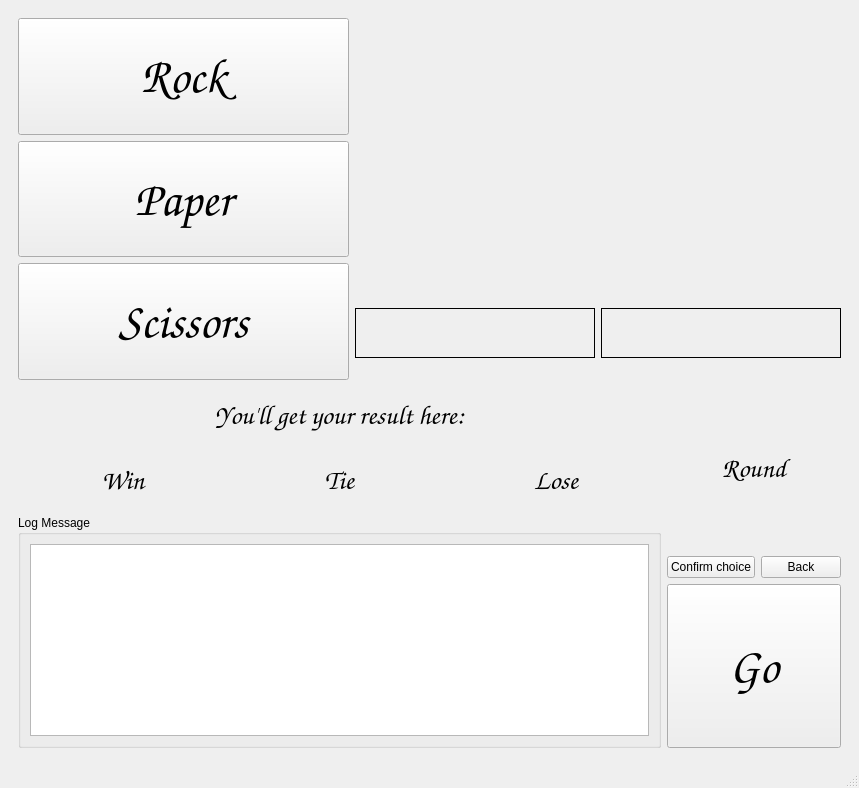
DucDung-oreo/rock_paper_scissors, file mainwindow.ui: the form before one commit.
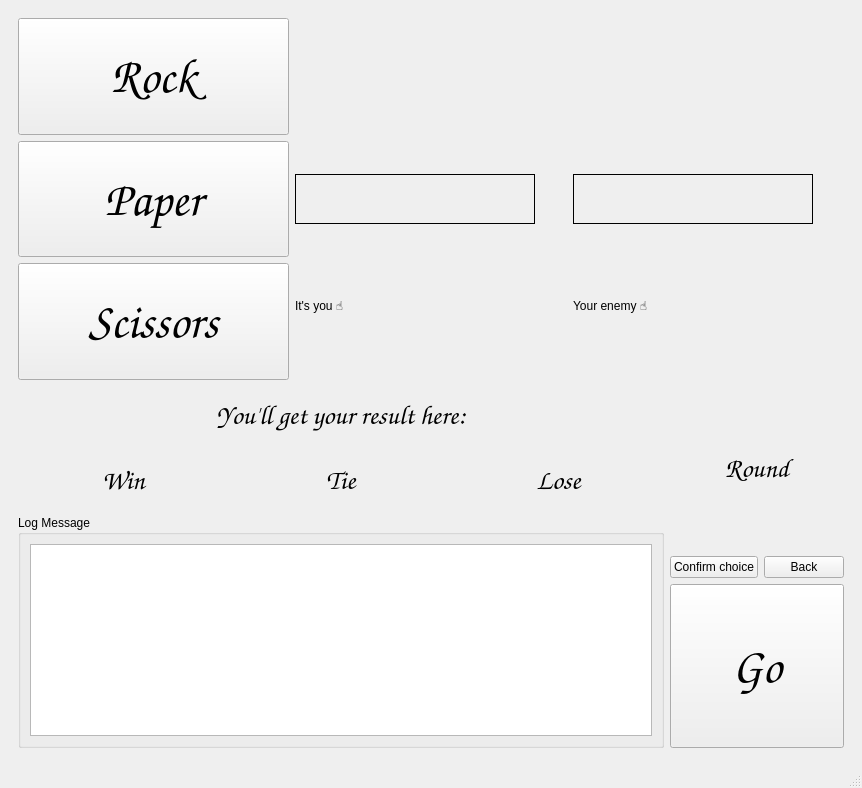
The form after the commit. The open tabs and pages were chosen to show the change. Icons and pictures are not drawn.

What changed in the file:
```diff
--- a/mainwindow.ui
+++ b/mainwindow.ui
@@ -6,7 +6,7 @@
    <rect>
     <x>0</x>
     <y>0</y>
-    <width>859</width>
+    <width>862</width>
     <height>788</height>
    </rect>
   </property>
@@ -167,6 +167,13 @@
                 </property>
                </widget>
               </item>
+              <item>
+               <widget class="QLabel" name="playerLabel">
+                <property name="text">
+                 <string>It's you ☝️</string>
+                </property>
+               </widget>
+              </item>
              </layout>
             </item>
             <item>
@@ -231,6 +238,13 @@
                 </property>
                </widget>
               </item>
+              <item>
+               <widget class="QLabel" name="opponentLabel">
+                <property name="text">
+                 <string>Your enemy ☝️</string>
+                </property>
+               </widget>
+              </item>
              </layout>
             </item>
            </layout>
```
Left out of the diff: 14 changed lines with no effect on the pictures.
